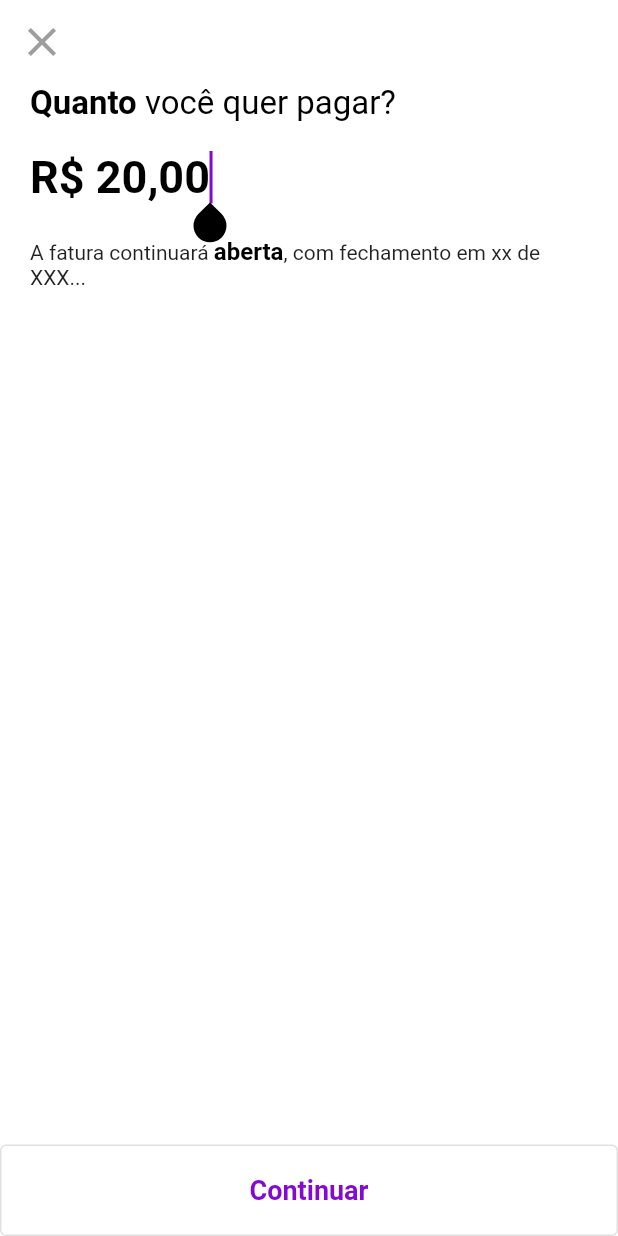
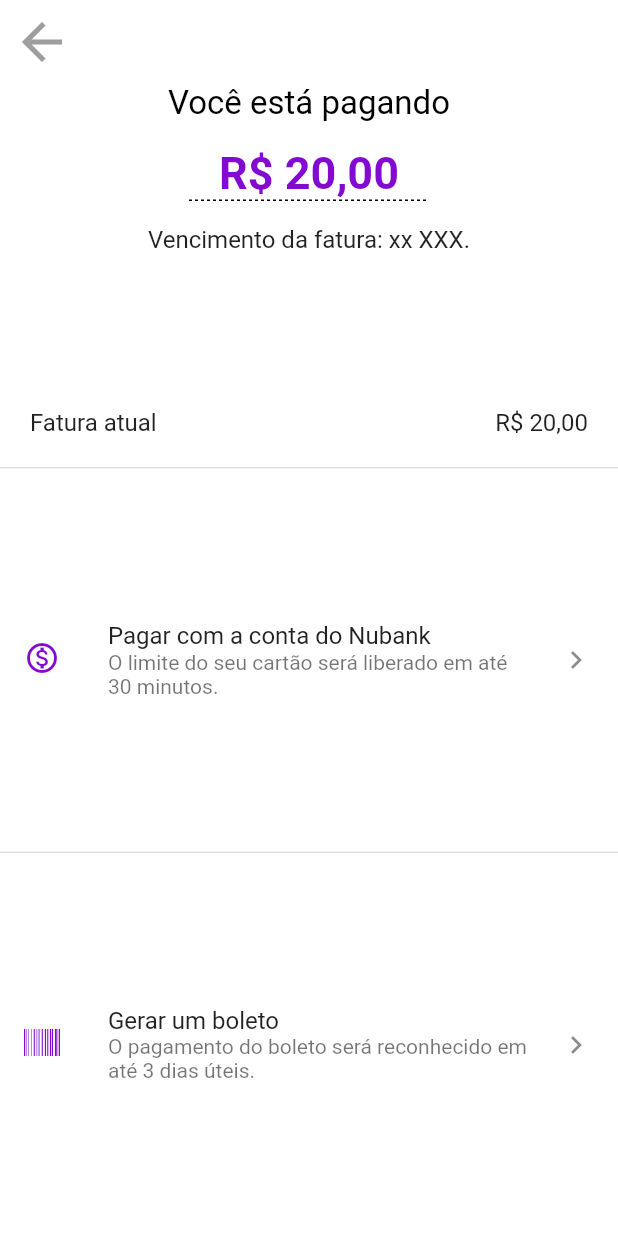
Before and after one commit to Eduardo-Tanaka/Nubank-flutter, a Flutter app: the PagarValorPage screen opened directly, after a tap on "Continuar", on a phone screen of 412 x 824 dp. Run offline on Flutter 3.47's test engine with Material 2 defaults, Android fonts, the phone set to English and light mode, and no system bars; drawn by our look-alikes of dotted_line; our stand-ins replace contacts_service, flutter_masked_text2, font_awesome_flutter, google_fonts, permission_handler, share_plus; missing offline and left inert: qr_code_scanner.

Commit message:
page modo pagamento

```diff
--- a/lib/app_widget.dart
+++ b/lib/app_widget.dart
@@ -30,6 +30,7 @@ import 'package:nubank/modules/transferir/transferir_destino_page.dart';
 import 'package:nubank/modules/transferir/transferir_page.dart';
 import 'package:nubank/shared/themes/app_colors.dart';
 
+import 'modules/pagar/pagar_modo_pagamento_page.dart';
 import 'modules/pagar/pagar_valor_page.dart';
 import 'modules/pix/pix_chaves/pix_chaves_page.dart';
 import 'modules/pix/pix_copia_cola/pix_copia_cola_page.dart';
@@ -67,6 +68,7 @@ class AppWidget extends StatelessWidget {
       "/limite": LimitePage(),
       "/meus_dados": MeusDadosPage(),
       "/pagar": PagarPage(),
+      "/pagar_modo_pagamento": PagarModoPagamentoPage(),
       "/pagar_valor": PagarValorPage(),
       "/perfil": PerfilPage(),
       "/pix": PixPage(),
@@ -112,6 +114,7 @@ class AppWidget extends StatelessWidget {
               switch (settings.name) {
                 case "/ajuda_pix_detalhe":
                 case "/meus_dados":
+                case "/pagar_modo_pagamento":
                 case "/pix_copia_cola":
                 case "/pix_chaves":
                 case "/pix_registrar_chave":
--- /dev/null
+++ b/lib/modules/pagar/pagar_modo_pagamento_page.dart
@@ -0,0 +1,150 @@
+import 'package:dotted_line/dotted_line.dart';
+import 'package:flutter/material.dart';
+import 'package:font_awesome_flutter/font_awesome_flutter.dart';
+import 'package:nubank/shared/themes/app_colors.dart';
+import 'package:nubank/shared/themes/app_text_styles.dart';
+import 'package:nubank/shared/widgets/app_bar/app_bar_widget.dart';
+
+class PagarModoPagamentoPage extends StatelessWidget {
+  const PagarModoPagamentoPage({Key? key}) : super(key: key);
+
+  @override
+  Widget build(BuildContext context) {
+    final args = ModalRoute.of(context)!.settings.arguments as String;
+
+    return Scaffold(
+      appBar: AppBarWidget(
+        icon: Icons.arrow_back,
+      ),
+      body: Column(
+        children: [
+          Flexible(
+            flex: 1,
+            fit: FlexFit.tight,
+            child: Column(
+              mainAxisSize: MainAxisSize.max,
+              mainAxisAlignment: MainAxisAlignment.spaceBetween,
+              children: [
+                Column(
+                  children: [
+                    Text(
+                      "Você está pagando",
+                      style: TextStyles.textTitle,
+                    ),
+                    Padding(
+                      padding: const EdgeInsets.only(top: 16),
+                      child: Text(
+                        args,
+                        style: TextStyles.textNuBigBold,
+                      ),
+                    ),
+                    DottedLine(
+                      direction: Axis.horizontal,
+                      lineLength: 160,
+                      lineThickness: 1.0,
+                      dashLength: 2.0,
+                      dashColor: Colors.black,
+                      dashRadius: 0.0,
+                      dashGapLength: 2.0,
+                      dashGapColor: Colors.transparent,
+                      dashGapRadius: 0.0,
+                    ),
+                    Padding(
+                      padding: const EdgeInsets.only(top: 16),
+                      child: Text(
+                        "Vencimento da fatura: xx XXX.",
+                        style: TextStyles.textSmall,
+                      ),
+                    ),
+                  ],
+                ),
+                Padding(
+                  padding: const EdgeInsets.all(20),
+                  child: Row(
+                    mainAxisAlignment: MainAxisAlignment.spaceBetween,
+                    children: [
+                      Text(
+                        "Fatura atual",
+                        style: TextStyles.textSmall,
+                      ),
+                      Text(
+                        args,
+                        style: TextStyles.textSmall,
+                      ),
+                    ],
+                  ),
+                ),
+              ],
+            ),
+          ),
+          Divider(
+            height: 1,
+            thickness: 1,
+          ),
+          Flexible(
+            flex: 1,
+            fit: FlexFit.tight,
+            child: Material(
+              color: Colors.transparent,
+              child: InkWell(
+                onTap: () {},
+                child: Container(
+                  child: Center(
+                    child: ListTile(
+                      leading: Icon(
+                        Icons.monetization_on_outlined,
+                        color: AppColors.primary,
+                      ),
+                      title: Text(
+                        "Pagar com a conta do Nubank",
+                      ),
+                      subtitle: Text(
+                        "O limite do seu cartão será liberado em até 30 minutos.",
+                      ),
+                      trailing: Icon(
+                        Icons.chevron_right,
+                      ),
+                    ),
+                  ),
+                ),
+              ),
+            ),
+          ),
+          Divider(
+            height: 1,
+            thickness: 1,
+          ),
+          Flexible(
+            flex: 1,
+            fit: FlexFit.tight,
+            child: Material(
+              color: Colors.transparent,
+              child: InkWell(
+                onTap: () {},
+                child: Container(
+                  child: Center(
+                    child: ListTile(
+                      leading: Icon(
+                        FontAwesomeIcons.barcode,
+                        color: AppColors.primary,
+                      ),
+                      title: Text(
+                        "Gerar um boleto",
+                      ),
+                      subtitle: Text(
+                        "O pagamento do boleto será reconhecido em até 3 dias úteis.",
+                      ),
+                      trailing: Icon(
+                        Icons.chevron_right,
+                      ),
+                    ),
+                  ),
+                ),
+              ),
+            ),
+          ),
+        ],
+      ),
+    );
+  }
+}
--- a/lib/modules/pagar/pagar_valor_page.dart
+++ b/lib/modules/pagar/pagar_valor_page.dart
@@ -99,8 +99,15 @@ class _PagarValorPageState extends State<PagarValorPage> {
                   style: OutlinedButton.styleFrom(
                     primary: Colors.black,
                   ),
-                  onPressed:
-                      moneyInputTextController.numberValue > 3 ? () {} : null,
+                  onPressed: moneyInputTextController.numberValue > 3
+                      ? () {
+                          Navigator.pushNamed(
+                            context,
+                            "/pagar_modo_pagamento",
+                            arguments: moneyInputTextController.text,
+                          );
+                        }
+                      : null,
                   child: Padding(
                     padding: const EdgeInsets.symmetric(vertical: 20),
                     child: Text(
--- a/lib/shared/widgets/tile/tile_widget.dart
+++ b/lib/shared/widgets/tile/tile_widget.dart
@@ -1,4 +1,5 @@
 import 'package:flutter/material.dart';
+
 import 'package:nubank/shared/themes/app_text_styles.dart';
 
 class TileWidget extends StatelessWidget {
@@ -16,6 +17,7 @@ class TileWidget extends StatelessWidget {
   final bool showDivider;
   final bool showTrailing;
   final Color? backgroundColor;
+  final Color? leadingIconColor;
 
   const TileWidget({
     Key? key,
@@ -33,6 +35,7 @@ class TileWidget extends StatelessWidget {
     this.showDivider = true,
     this.showTrailing = true,
     this.backgroundColor,
+    this.leadingIconColor = Colors.black,
   }) : super(key: key);
 
   @override
@@ -62,7 +65,7 @@ class TileWidget extends StatelessWidget {
                     visible: iconLeading == null ? false : true,
                     child: Icon(
                       iconLeading,
-                      color: Colors.black,
+                      color: leadingIconColor,
                     ),
                   ),
                   title: Transform.translate(
--- a/pubspec.yaml
+++ b/pubspec.yaml
@@ -38,6 +38,7 @@ dependencies:
   contacts_service: ^0.6.1
   permission_handler: ^8.1.3
   qr_code_scanner: ^0.5.2
+  dotted_line: ^3.0.0
 
 dev_dependencies:
   flutter_test:
```
Also changed, not shown: pubspec.lock.
